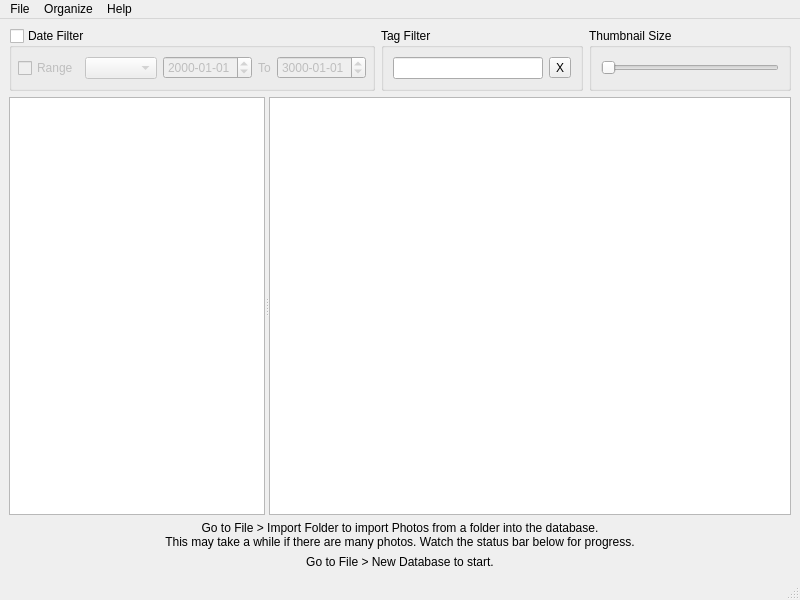
UpSea/PhotoOrganizer, file UIFiles/PicOrganizer.ui: the form before one commit.
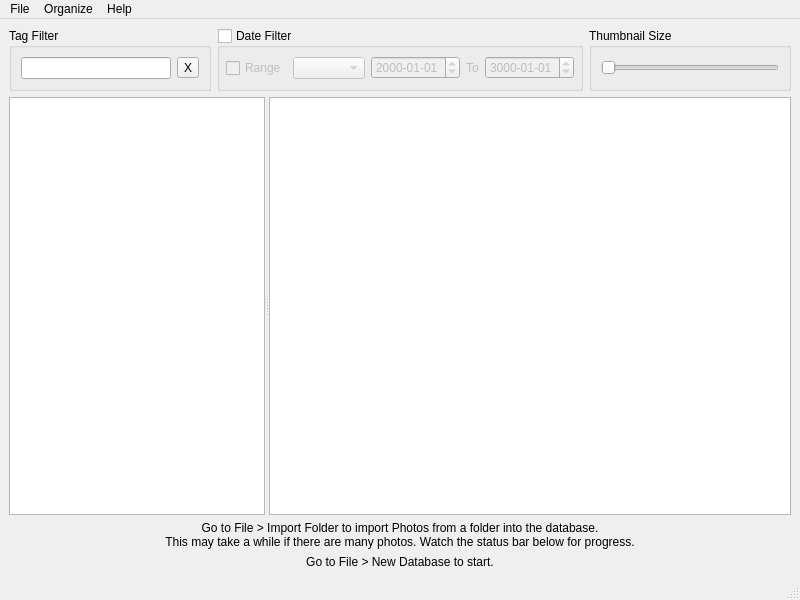
The form after the commit. Custom widgets are drawn as their Qt base class.

Commit message: Clear filter button also clears tree view.

```diff
--- a/UIFiles/PicOrganizer.ui
+++ b/UIFiles/PicOrganizer.ui
@@ -23,6 +23,25 @@
        </property>
        <item>
         <layout class="QHBoxLayout" name="horizontalLayout">
+         <item>
+          <widget class="QGroupBox" name="groupBox">
+           <property name="title">
+            <string>Tag Filter</string>
+           </property>
+           <layout class="QHBoxLayout" name="horizontalLayout_3" stretch="10,0">
+            <item>
+             <widget class="QLineEdit" name="editFilter"/>
+            </item>
+            <item>
+             <widget class="QToolButton" name="buttonClearFilter">
+              <property name="text">
+               <string>X</string>
+              </property>
+             </widget>
+            </item>
+           </layout>
+          </widget>
+         </item>
          <item>
           <widget class="QGroupBox" name="groupDateFilter">
            <property name="title">
@@ -85,25 +104,6 @@
            </layout>
           </widget>
          </item>
-         <item>
-          <widget class="QGroupBox" name="groupBox">
-           <property name="title">
-            <string>Tag Filter</string>
-           </property>
-           <layout class="QHBoxLayout" name="horizontalLayout_3" stretch="10,0">
-            <item>
-             <widget class="QLineEdit" name="lineEdit"/>
-            </item>
-            <item>
-             <widget class="QToolButton" name="toolButton">
-              <property name="text">
-               <string>X</string>
-              </property>
-             </widget>
-            </item>
-           </layout>
-          </widget>
-         </item>
          <item>
           <widget class="QGroupBox" name="groupBox_2">
            <property name="title">
```
Left out of the diff: 16 changed lines with no effect on the pictures. The commit also changes 2 other files.
